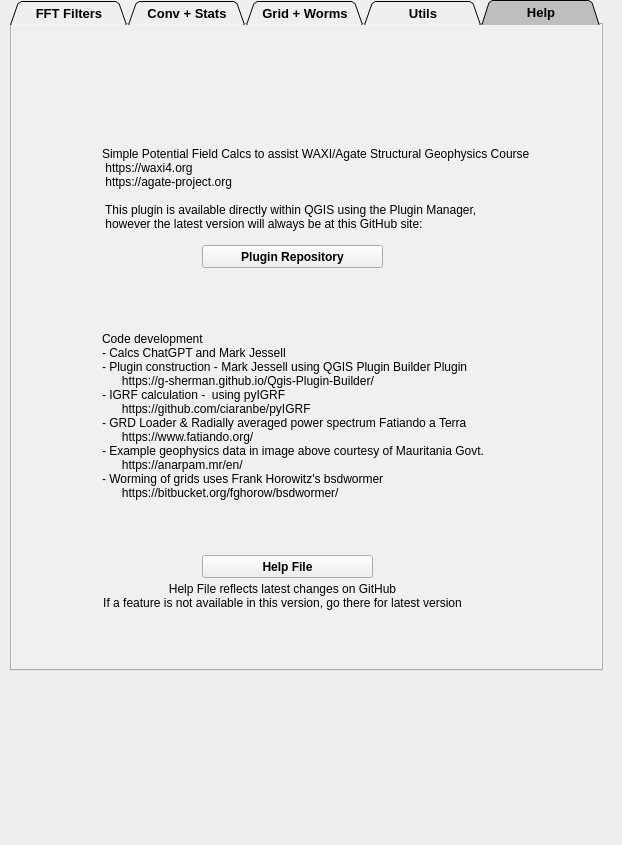
Above: SGTool_dockwidget_base.ui from swaxi/SGTool before the change. Below: the same form after it.
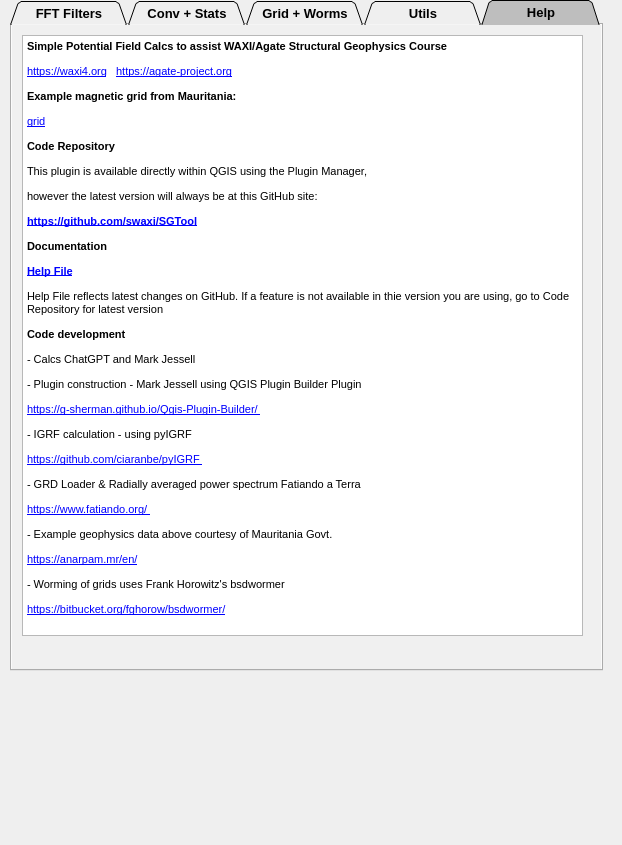
That is the form after the change. The open tabs and pages were chosen to show the change. Custom widgets are drawn as their Qt base class.

Commit message: tidy up help tab

```diff
--- a/SGTool_dockwidget_base.ui
+++ b/SGTool_dockwidget_base.ui
@@ -2875,102 +2875,49 @@
      <attribute name="title">
       <string>Help</string>
      </attribute>
-     <widget class="QPushButton" name="pushButton_repo">
+     <widget class="QTextBrowser" name="textBrowser">
       <property name="geometry">
        <rect>
-        <x>190</x>
-        <y>220</y>
-        <width>181</width>
-        <height>23</height>
+        <x>10</x>
+        <y>10</y>
+        <width>561</width>
+        <height>601</height>
        </rect>
       </property>
-      <property name="font">
-       <font>
-        <weight>75</weight>
-        <bold>true</bold>
-       </font>
+      <property name="html">
+       <string>&lt;!DOCTYPE HTML PUBLIC &quot;-//W3C//DTD HTML 4.0//EN&quot; &quot;http://www.w3.org/TR/REC-html40/strict.dtd&quot;&gt;
+&lt;html&gt;&lt;head&gt;&lt;meta name=&quot;qrichtext&quot; content=&quot;1&quot; /&gt;&lt;style type=&quot;text/css&quot;&gt;
+p, li { white-space: pre-wrap; }
+&lt;/style&gt;&lt;/head&gt;&lt;body style=&quot; font-family:'MS Shell Dlg 2'; font-size:8.25pt; font-weight:400; font-style:normal;&quot;&gt;
+&lt;p style=&quot; margin-top:0px; margin-bottom:0px; margin-left:0px; margin-right:0px; -qt-block-indent:0; text-indent:0px;&quot;&gt;&lt;span style=&quot; font-size:8pt; font-weight:600;&quot;&gt;Simple Potential Field Calcs to assist WAXI/Agate Structural Geophysics Course &lt;/span&gt;&lt;/p&gt;
+&lt;p style=&quot; margin-top:12px; margin-bottom:12px; margin-left:0px; margin-right:0px; -qt-block-indent:0; text-indent:0px;&quot;&gt;&lt;a href=&quot;https://waxi4.org&quot;&gt;&lt;span style=&quot; font-size:8pt; text-decoration: underline; color:#0000ff;&quot;&gt;https://waxi4.org&lt;/span&gt;&lt;/a&gt;&lt;span style=&quot; font-size:8pt;&quot;&gt;   &lt;/span&gt;&lt;a href=&quot;https://agate-project.org&quot;&gt;&lt;span style=&quot; font-size:8pt; text-decoration: underline; color:#0000ff;&quot;&gt;https://agate-project.org&lt;/span&gt;&lt;/a&gt;&lt;span style=&quot; font-size:8pt;&quot;&gt; &lt;/span&gt;&lt;/p&gt;
+&lt;p style=&quot; margin-top:12px; margin-bottom:12px; margin-left:0px; margin-right:0px; -qt-block-indent:0; text-indent:0px;&quot;&gt;&lt;span style=&quot; font-size:8pt; font-weight:600;&quot;&gt;Example magnetic grid from Mauritania:&lt;/span&gt;&lt;/p&gt;
+&lt;p style=&quot; margin-top:12px; margin-bottom:12px; margin-left:0px; margin-right:0px; -qt-block-indent:0; text-indent:0px;&quot;&gt;&lt;a href=&quot;http://tectonique.net/sgtools_data/ogrm_usgs_mag_tmi.tif&quot;&gt;&lt;span style=&quot; font-size:8pt; text-decoration: underline; color:#0000ff;&quot;&gt;grid&lt;/span&gt;&lt;/a&gt;&lt;/p&gt;
+&lt;p style=&quot; margin-top:12px; margin-bottom:12px; margin-left:0px; margin-right:0px; -qt-block-indent:0; text-indent:0px;&quot;&gt;&lt;span style=&quot; font-size:8pt; font-weight:600;&quot;&gt;Code Repository&lt;/span&gt;&lt;/p&gt;
+&lt;p style=&quot; margin-top:12px; margin-bottom:12px; margin-left:0px; margin-right:0px; -qt-block-indent:0; text-indent:0px;&quot;&gt;&lt;span style=&quot; font-size:8pt;&quot;&gt;This plugin is available directly within QGIS using the Plugin Manager,&lt;/span&gt;&lt;/p&gt;
+&lt;p style=&quot; margin-top:12px; margin-bottom:12px; margin-left:0px; margin-right:0px; -qt-block-indent:0; text-indent:0px;&quot;&gt;&lt;span style=&quot; font-size:8pt;&quot;&gt;however the latest version will always be at this GitHub site: &lt;/span&gt;&lt;/p&gt;
+&lt;p style=&quot; margin-top:12px; margin-bottom:12px; margin-left:0px; margin-right:0px; -qt-block-indent:0; text-indent:0px;&quot;&gt;&lt;a href=&quot;https://github.com/swaxi/SGTool&quot;&gt;&lt;span style=&quot; font-size:8pt; font-weight:600; text-decoration: underline; color:#0000ff;&quot;&gt;https://github.com/swaxi/SGTool&lt;/span&gt;&lt;/a&gt;&lt;/p&gt;
+&lt;p style=&quot; margin-top:12px; margin-bottom:12px; margin-left:0px; margin-right:0px; -qt-block-indent:0; text-indent:0px;&quot;&gt;&lt;span style=&quot; font-size:8pt; font-weight:600; color:#000000;&quot;&gt;Documentation&lt;/span&gt;&lt;/p&gt;
+&lt;p style=&quot; margin-top:12px; margin-bottom:12px; margin-left:0px; margin-right:0px; -qt-block-indent:0; text-indent:0px;&quot;&gt;&lt;a href=&quot;https://tectonique.net/sgtools_data/Structural%20Geophysics%20Tools.pdf&quot;&gt;&lt;span style=&quot; font-size:8pt; font-weight:600; text-decoration: underline; color:#0000ff;&quot;&gt;Help File&lt;/span&gt;&lt;/a&gt;&lt;/p&gt;
+&lt;p style=&quot; margin-top:12px; margin-bottom:12px; margin-left:0px; margin-right:0px; -qt-block-indent:0; text-indent:0px;&quot;&gt;&lt;span style=&quot; font-size:8pt;&quot;&gt;Help File reflects latest changes on GitHub. If a feature is not available in thie version you are using, go to Code Repository for latest version&lt;/span&gt;&lt;/p&gt;
+&lt;p style=&quot; margin-top:0px; margin-bottom:0px; margin-left:0px; margin-right:0px; -qt-block-indent:0; text-indent:0px;&quot;&gt;&lt;span style=&quot; font-size:8pt; font-weight:600;&quot;&gt;Code development&lt;/span&gt;&lt;/p&gt;
+&lt;p style=&quot; margin-top:12px; margin-bottom:12px; margin-left:0px; margin-right:0px; -qt-block-indent:0; text-indent:0px;&quot;&gt;&lt;span style=&quot; font-size:8pt;&quot;&gt;- Calcs ChatGPT and Mark Jessell &lt;/span&gt;&lt;/p&gt;
+&lt;p style=&quot; margin-top:12px; margin-bottom:12px; margin-left:0px; margin-right:0px; -qt-block-indent:0; text-indent:0px;&quot;&gt;&lt;span style=&quot; font-size:8pt;&quot;&gt;- Plugin construction - Mark Jessell using QGIS Plugin Builder Plugin &lt;/span&gt;&lt;/p&gt;
+&lt;p style=&quot; margin-top:12px; margin-bottom:12px; margin-left:0px; margin-right:0px; -qt-block-indent:0; text-indent:0px;&quot;&gt;&lt;a href=&quot;https://g-sherman.github.io/Qgis-Plugin-Builder/&quot;&gt;&lt;span style=&quot; font-size:8pt; text-decoration: underline; color:#0000ff;&quot;&gt;https://g-sherman.github.io/Qgis-Plugin-Builder/ &lt;/span&gt;&lt;/a&gt;&lt;/p&gt;
+&lt;p style=&quot; margin-top:0px; margin-bottom:0px; margin-left:0px; margin-right:0px; -qt-block-indent:0; text-indent:0px;&quot;&gt;&lt;span style=&quot; font-size:8pt;&quot;&gt;- IGRF calculation - using pyIGRF&lt;/span&gt;&lt;/p&gt;
+&lt;p style=&quot; margin-top:12px; margin-bottom:12px; margin-left:0px; margin-right:0px; -qt-block-indent:0; text-indent:0px;&quot;&gt;&lt;a href=&quot;https://github.com/ciaranbe/pyIGRF&quot;&gt;&lt;span style=&quot; font-size:8pt; text-decoration: underline; color:#0000ff;&quot;&gt;https://github.com/ciaranbe/pyIGRF &lt;/span&gt;&lt;/a&gt;&lt;/p&gt;
+&lt;p style=&quot; margin-top:0px; margin-bottom:0px; margin-left:0px; margin-right:0px; -qt-block-indent:0; text-indent:0px;&quot;&gt;&lt;span style=&quot; font-size:8pt;&quot;&gt;- GRD Loader &amp;amp; Radially averaged power spectrum Fatiando a Terra &lt;/span&gt;&lt;/p&gt;
+&lt;p style=&quot; margin-top:12px; margin-bottom:12px; margin-left:0px; margin-right:0px; -qt-block-indent:0; text-indent:0px;&quot;&gt;&lt;a href=&quot;https://www.fatiando.org/&quot;&gt;&lt;span style=&quot; font-size:8pt; text-decoration: underline; color:#0000ff;&quot;&gt;https://www.fatiando.org/ &lt;/span&gt;&lt;/a&gt;&lt;/p&gt;
+&lt;p style=&quot; margin-top:0px; margin-bottom:0px; margin-left:0px; margin-right:0px; -qt-block-indent:0; text-indent:0px;&quot;&gt;&lt;span style=&quot; font-size:8pt;&quot;&gt;- Example geophysics data above courtesy of Mauritania Govt.&lt;/span&gt;&lt;/p&gt;
+&lt;p style=&quot; margin-top:12px; margin-bottom:12px; margin-left:0px; margin-right:0px; -qt-block-indent:0; text-indent:0px;&quot;&gt;&lt;a href=&quot;https://anarpam.mr/en/&quot;&gt;&lt;span style=&quot; font-size:8pt; text-decoration: underline; color:#0000ff;&quot;&gt;https://anarpam.mr/en/&lt;/span&gt;&lt;/a&gt;&lt;/p&gt;
+&lt;p style=&quot; margin-top:0px; margin-bottom:0px; margin-left:0px; margin-right:0px; -qt-block-indent:0; text-indent:0px;&quot;&gt;&lt;span style=&quot; font-size:8pt;&quot;&gt;- Worming of grids uses Frank Horowitz's bsdwormer &lt;/span&gt;&lt;/p&gt;
+&lt;p style=&quot; margin-top:12px; margin-bottom:12px; margin-left:0px; margin-right:0px; -qt-block-indent:0; text-indent:0px;&quot;&gt;&lt;a href=&quot;https://bitbucket.org/fghorow/bsdwormer/&quot;&gt;&lt;span style=&quot; font-size:8pt; text-decoration: underline; color:#0000ff;&quot;&gt;https://bitbucket.org/fghorow/bsdwormer/&lt;/span&gt;&lt;/a&gt;&lt;/p&gt;&lt;/body&gt;&lt;/html&gt;</string>
       </property>
-      <property name="text">
-       <string>Plugin Repository</string>
+      <property name="textInteractionFlags">
+       <set>Qt::LinksAccessibleByKeyboard|Qt::LinksAccessibleByMouse|Qt::TextBrowserInteraction|Qt::TextEditable|Qt::TextSelectableByMouse</set>
       </property>
-     </widget>
-     <widget class="QLabel" name="label_13">
-      <property name="geometry">
-       <rect>
-        <x>90</x>
-        <y>120</y>
-        <width>431</width>
-        <height>101</height>
-       </rect>
-      </property>
-      <property name="text">
-       <string>Simple Potential Field Calcs to assist WAXI/Agate Structural Geophysics Course    
- https://waxi4.org   
- https://agate-project.org    
-
- This plugin is available directly within QGIS using the Plugin Manager,
- however the latest version will always be at this GitHub site:   
-</string>
-      </property>
-     </widget>
-     <widget class="QLabel" name="label">
-      <property name="geometry">
-       <rect>
-        <x>90</x>
-        <y>270</y>
-        <width>421</width>
-        <height>241</height>
-       </rect>
-      </property>
-      <property name="text">
-       <string>Code development
-- Calcs ChatGPT and Mark Jessell
-- Plugin construction - Mark Jessell using QGIS Plugin Builder Plugin
-      https://g-sherman.github.io/Qgis-Plugin-Builder/    
-- IGRF calculation -  using pyIGRF 
-      https://github.com/ciaranbe/pyIGRF
-- GRD Loader &amp; Radially averaged power spectrum Fatiando a Terra 
-      https://www.fatiando.org/
-- Example geophysics data in image above courtesy of Mauritania Govt. 
-      https://anarpam.mr/en/     
-- Worming of grids uses Frank Horowitz's bsdwormer 
-      https://bitbucket.org/fghorow/bsdwormer/</string>
-      </property>
-     </widget>
-     <widget class="QPushButton" name="pushButton_help">
-      <property name="geometry">
-       <rect>
-        <x>190</x>
-        <y>530</y>
-        <width>171</width>
-        <height>23</height>
-       </rect>
-      </property>
-      <property name="font">
-       <font>
-        <weight>75</weight>
-        <bold>true</bold>
-       </font>
-      </property>
-      <property name="text">
-       <string>Help File</string>
-      </property>
-     </widget>
-     <widget class="QLabel" name="label_2">
-      <property name="geometry">
-       <rect>
-        <x>50</x>
-        <y>550</y>
-        <width>441</width>
-        <height>41</height>
-       </rect>
-      </property>
-      <property name="text">
-       <string>Help File reflects latest changes on GitHub
-If a feature is not available in this version, go there for latest version</string>
-      </property>
-      <property name="alignment">
-       <set>Qt::AlignCenter</set>
+      <property name="openExternalLinks">
+       <bool>true</bool>
       </property>
      </widget>
     </widget>
```
The commit also changes 1 other file.
